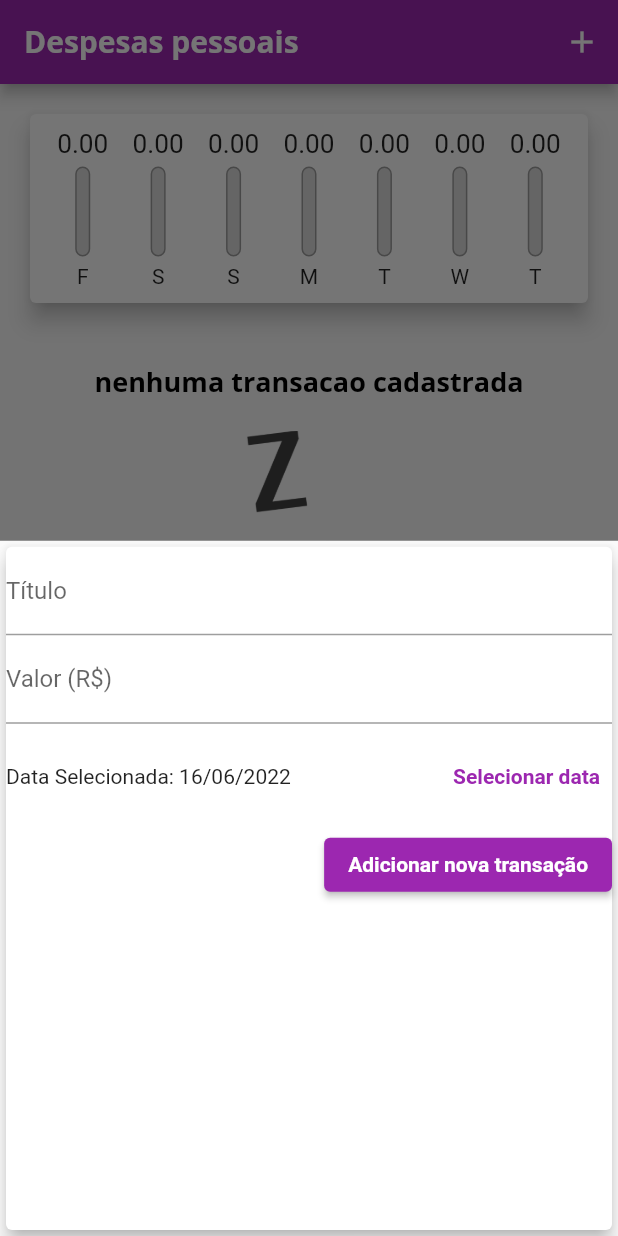
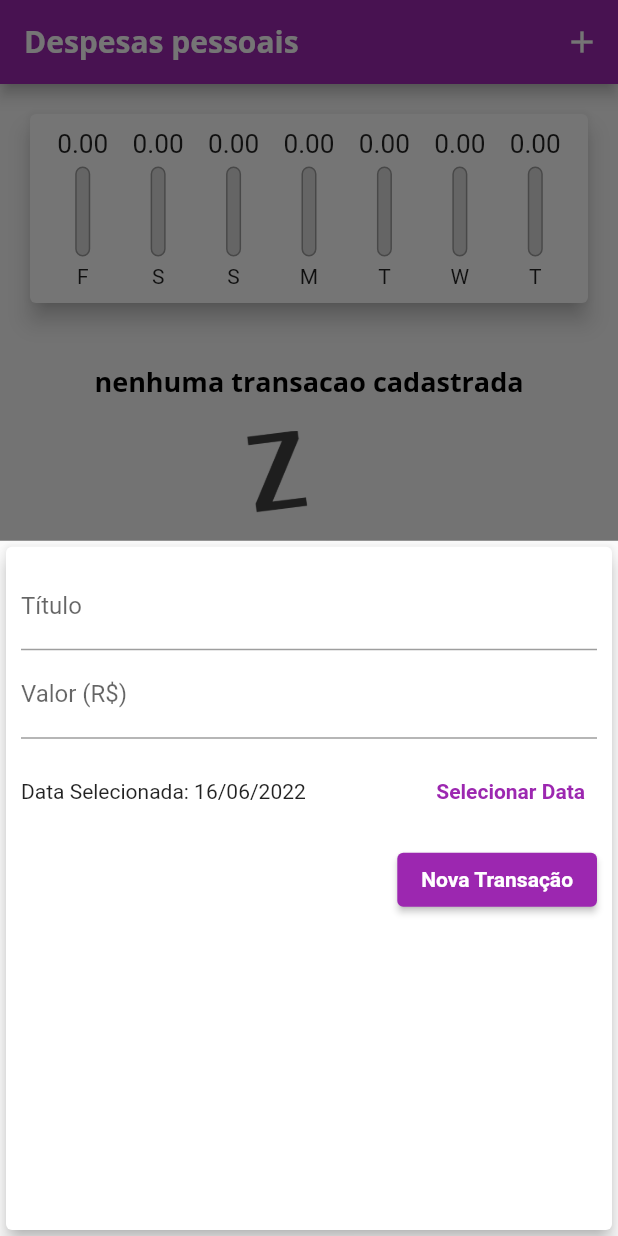
Before and after one commit to dinorahfariasc/despesas_pessoais_app, a Flutter app: the screen it shows after launch, after a tap on the "add" icon, on a phone screen of 412 x 824 dp. Run offline on Flutter 3.47's test engine with Material 2 defaults, Android fonts, the phone set to English and light mode, and no system bars.

Commit message:
final commit

```diff
--- a/lib/components/transaction_form.dart
+++ b/lib/components/transaction_form.dart
@@ -1,33 +1,29 @@
 import 'package:flutter/material.dart';
-import 'package:flutter/services.dart';
 import 'package:intl/intl.dart';
 
 class TransactionForm extends StatefulWidget {
-  TransactionForm(this.onSubmit);
   final void Function(String, double, DateTime) onSubmit;
+
+  const TransactionForm(this.onSubmit, {Key? key}) : super(key: key);
 
   @override
   State<TransactionForm> createState() => _TransactionFormState();
 }
 
 class _TransactionFormState extends State<TransactionForm> {
-  // contructor
   final _titleController = TextEditingController();
   final _valueController = TextEditingController();
-  DateTime _selectedDate = DateTime.now();
+  DateTime? _selectedDate = DateTime.now();
 
   _submitForm() {
-    // funcao para submeter o formulario caso os campos estejam ok
     final title = _titleController.text;
-    final value = double.tryParse(_valueController.text) ??
-        0.0; // se o valor der errado ele usa o 0 como padrao
+    final value = double.tryParse(_valueController.text) ?? 0;
 
     if (title.isEmpty || value <= 0 || _selectedDate == null) {
       return;
     }
 
-    widget.onSubmit(title, value,
-        _selectedDate); // momento que pega as informacoes do usuario e passa para a funcao
+    widget.onSubmit(title, value, _selectedDate!);
   }
 
   _showDatePicker() {
@@ -51,30 +47,27 @@ class _TransactionFormState extends State<TransactionForm> {
   Widget build(BuildContext context) {
     return Card(
       elevation: 5,
+      child: Padding(
+        padding: const EdgeInsets.all(10),
         child: Column(
-        children: <Widget>[
+          children: [
             TextField(
-            onSubmitted: (_) {
-              _submitForm();
-            },
               controller: _titleController,
-            decoration: InputDecoration(labelText: 'Título'),
-            inputFormatters: [LengthLimitingTextInputFormatter(35)],
+              onSubmitted: (_) => _submitForm(),
+              decoration: const InputDecoration(
+                labelText: 'Título',
+              ),
             ),
             TextField(
-            onSubmitted: (_) {
-              // oq fazer quando aperta no botao ok do teclado
-              _submitForm();
-            },
               controller: _valueController,
-            decoration: InputDecoration(labelText: 'Valor (R\$)'),
-            keyboardType: TextInputType.numberWithOptions(
-                decimal: true), // trocar o teclado para so digitar numeros
-            inputFormatters: [
-              LengthLimitingTextInputFormatter(7),
-            ],
+              keyboardType:
+                  const TextInputType.numberWithOptions(decimal: true),
+              onSubmitted: (_) => _submitForm(),
+              decoration: const InputDecoration(
+                labelText: 'Valor (R\$)',
               ),
-          Container(
+            ),
+            SizedBox(
               height: 70,
               child: Row(
                 children: <Widget>[
@@ -86,31 +79,34 @@ class _TransactionFormState extends State<TransactionForm> {
                     ),
                   ),
                   TextButton(
-                  child: Text(
-                    'Selecionar data',
-                    style: TextStyle(fontWeight: FontWeight.bold),
+                    child: const Text(
+                      'Selecionar Data',
+                      style: TextStyle(
+                        fontWeight: FontWeight.bold,
+                      ),
                     ),
                     onPressed: _showDatePicker,
+                  )
+                ],
+              ),
+            ),
+            Row(
+              mainAxisAlignment: MainAxisAlignment.end,
+              children: <Widget>[
+                ElevatedButton(
+                  child: Text(
+                    'Nova Transação',
+                    style: TextStyle(
+                      color: Theme.of(context).textTheme.button?.color,
+                    ),
+                  ),
+                  onPressed: _submitForm,
+                ),
+              ],
             ),
           ],
         ),
       ),
-          Row(
-            mainAxisAlignment: MainAxisAlignment.end, // final da linha
-            children: <Widget>[
-              ElevatedButton(
-                onPressed: _submitForm,
-                child: Text(
-                  'Adicionar nova transação',
-                  style: TextStyle(
-                    color: Theme.of(context).textTheme.button?.color,
-                  ),
-                ),
-              ),
-            ],
-          )
-        ],
-      ),
     );
   }
 }
--- a/lib/components/transaction_list.dart
+++ b/lib/components/transaction_list.dart
@@ -4,21 +4,18 @@ import 'package:flutter/material.dart';
 import '../models/transaction.dart';
 import 'package:intl/intl.dart';
 
-class Transactionlist extends StatelessWidget {
-  const Transactionlist({
-    Key? key,
-    required this.transaction,
-    required this.onRemove,
-  }) : super(key: key);
+class TransactionList extends StatelessWidget {
+  final List<Transaction> transactions;
+  final void Function(String) onRemove;
 
-  final List<Transaction> transaction;
-  final void Function(String) onRemove;
+  const TransactionList(this.transactions, this.onRemove, {Key? key})
+      : super(key: key);
 
   @override
   Widget build(BuildContext context) {
     return Container(
-      height: 520,
-      child: transaction.isEmpty
+      height: 430,
+      child: transactions.isEmpty
           ? Column(children: <Widget>[
               SizedBox(
                 height: 20,
@@ -39,9 +36,9 @@ class Transactionlist extends StatelessWidget {
             ])
           : ListView.builder(
               // scorll
-              itemCount: transaction.length,
+              itemCount: transactions.length,
               itemBuilder: (BuildContext context, int index) {
-                final tr = transaction[index];
+                final tr = transactions[index];
                 return Card(
                   elevation: 5,
                   margin: EdgeInsets.symmetric(
--- a/lib/main.dart
+++ b/lib/main.dart
@@ -6,6 +6,7 @@ import '../models/transaction.dart';
 import './components/transaction_form.dart';
 import './components/transaction_list.dart';
 import '../components/chart.dart';
+import 'models/transaction.dart';
 
 main() {
   runApp(ExpensesApp());
@@ -94,10 +95,11 @@ class _MyHomePageState extends State<MyHomePage> {
 
   _opentransactionFormModal(BuildContext context) {
     showModalBottomSheet(
-        context: context,
-        builder: (ctx) {
-          return TransactionForm(_addTransaction);
-        });
+      context: context,
+      builder: (_) {
+        return TransactionForm(_addTransaction);
+      },
+    );
   }
 
   @override
@@ -118,14 +120,10 @@ class _MyHomePageState extends State<MyHomePage> {
       ),
       body: SingleChildScrollView(
         child: Column(
-          //mainAxisAlignment: MainAxisAlignment.spaceAround,
           crossAxisAlignment: CrossAxisAlignment.stretch,
-          children: <Widget>[
+          children: [
             Chart(_recentTransactions),
-            Expanded(
-              child: Transactionlist(
-                  transaction: _transactions, onRemove: _removeTransaction),
-            ),
+            TransactionList(_transactions, _removeTransaction),
           ],
         ),
       ),
```
Also changed, not shown: 1 other file. Lines whose indentation alone changed are shown as unchanged.
